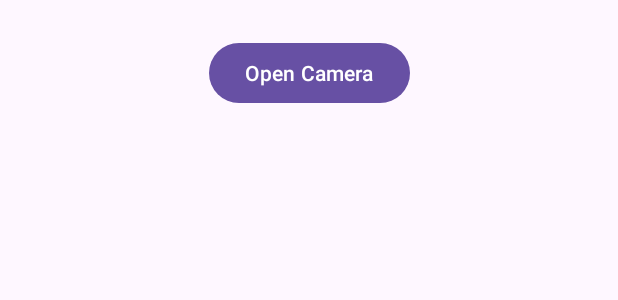
After one commit to AlbertoArostegui/DAS, an Android app: the layout activity_user_profile.xml on its own in the app's theme, with its tools: preview values and no code run, on a phone screen of 412 x 824 dp. The commit adds this screen. Shown: the top 300 px of the screen. Run offline under Robolectric (Android 15) with nearby library versions, the phone set to English and light mode, and no system bars.

Commit message:
Ending second task

```diff
--- /dev/null
+++ b/app/src/main/res/layout/activity_user_profile.xml
@@ -0,0 +1,45 @@
+<?xml version="1.0" encoding="utf-8"?>
+<RelativeLayout xmlns:android="http://schemas.android.com/apk/res/android"
+    xmlns:tools="http://schemas.android.com/tools"
+    android:layout_width="match_parent"
+    android:layout_height="match_parent"
+    tools:context=".UserProfileActivity">
+
+    <androidx.constraintlayout.widget.ConstraintLayout
+        xmlns:android="http://schemas.android.com/apk/res/android"
+        xmlns:app="http://schemas.android.com/apk/res-auto"
+        android:layout_width="match_parent"
+        android:layout_height="match_parent">
+
+        <ImageView
+            android:id="@+id/user_image"
+            android:layout_width="0dp"
+            android:layout_height="wrap_content"
+            app:layout_constraintWidth_percent="0.5"
+            app:layout_constraintStart_toStartOf="parent"
+            app:layout_constraintEnd_toEndOf="parent"
+            app:layout_constraintTop_toTopOf="parent"
+            android:adjustViewBounds="true" />
+
+        <TextView
+            android:id="@+id/user_name"
+            android:layout_width="wrap_content"
+            android:layout_height="wrap_content"
+            android:textSize="18sp"
+            android:textStyle="bold"
+            app:layout_constraintTop_toBottomOf="@+id/user_image"
+            app:layout_constraintStart_toStartOf="parent"
+            app:layout_constraintEnd_toEndOf="parent" />
+
+        <Button
+            android:id="@+id/btn_open_camera"
+            android:layout_width="wrap_content"
+            android:layout_height="wrap_content"
+            android:text="Open Camera"
+            app:layout_constraintTop_toBottomOf="@+id/user_name"
+            app:layout_constraintStart_toStartOf="parent"
+            app:layout_constraintEnd_toEndOf="parent" />
+
+    </androidx.constraintlayout.widget.ConstraintLayout>
+
+</RelativeLayout>
--- a/app/src/main/res/values/strings.xml
+++ b/app/src/main/res/values/strings.xml
@@ -35,5 +35,6 @@
     <string name="notification_message">A new item has been added to the list</string>
     <!-- Register -->
     <string name="fcm_notifications_check">Receive FCM notifications</string>
+    <string name="profile">Profile</string>
 
 </resources>
```
Also changed, not shown: app/src/main/AndroidManifest.xml (+10 -1 lines), app/src/main/java/com/example/entrega_primera/CameraActivity.java (added, +113 -0 lines), app/src/main/java/com/example/entrega_primera/ItemListActivity.java (+9 -20 lines), app/src/main/java/com/example/entrega_primera/RemoteDBHandler.java (+68 -5 lines), app/src/main/java/com/example/entrega_primera/UserProfileActivity.java (added, +88 -0 lines), app/src/main/res/layout/activity_camera.xml (added, +22 -0 lines), app/src/main/res/layout/activity_item_list.xml (+19 -4 lines), app/src/main/res/drawable/default_profile_image.png (added), 12 other files.
